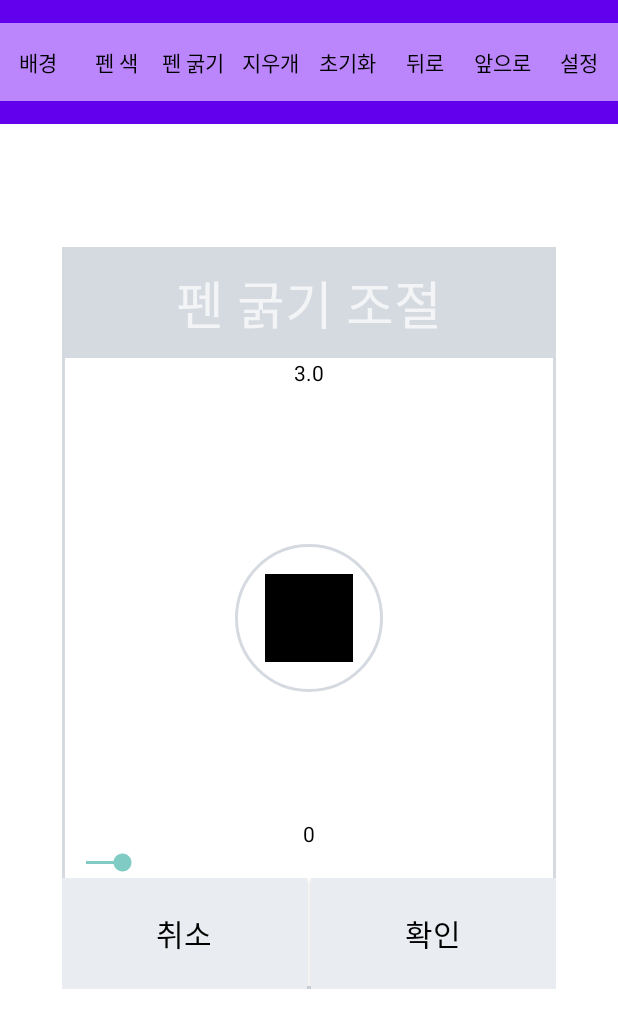
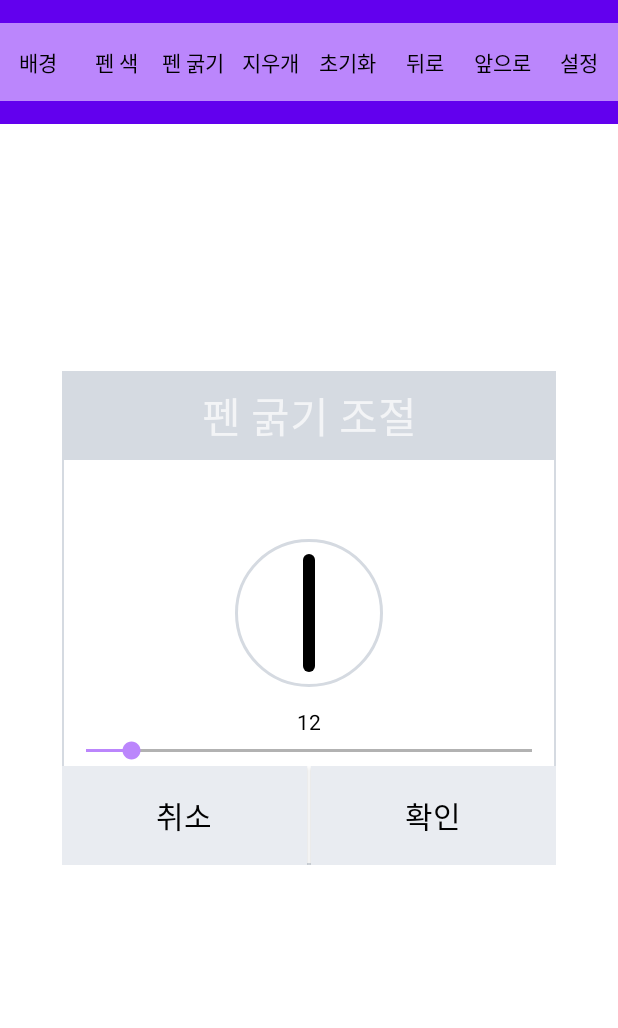
Before and after one commit to twaun95/Signature, an Android app: the screen it shows after launch (MainActivity), after a tap on "펜 굵기", on a phone screen of 412 x 824 dp. Shown: the top 1028 px of the screen. Run offline under Robolectric (Android 15) with nearby library versions, the phone set to English and light mode, and no system bars; our stand-ins replace data binding.

Commit message:
펜 굵기 조절 미리보기 커스텀 뷰

```diff
--- a/app/src/main/java/com/twaun95/signature/presentation/ui/main/MainActivityViewModel.kt
+++ b/app/src/main/java/com/twaun95/signature/presentation/ui/main/MainActivityViewModel.kt
@@ -5,5 +5,9 @@ import androidx.lifecycle.ViewModel
 
 class MainActivityViewModel : ViewModel() {
 
-    val hello by lazy { MutableLiveData("hello") }
+    val isErasingMode by lazy { MutableLiveData(false) }
+
+    fun toggleEraser() {
+        isErasingMode.value = isErasingMode.value == false
+    }
 }
--- a/app/src/main/java/com/twaun95/signature/presentation/utils/dialog/WidthPickerDialog.kt
+++ b/app/src/main/java/com/twaun95/signature/presentation/utils/dialog/WidthPickerDialog.kt
@@ -1,5 +1,6 @@
 package com.twaun95.signature.presentation.utils.dialog
 
+import android.content.res.ColorStateList
 import android.view.View
 import android.widget.SeekBar
 import androidx.fragment.app.FragmentManager
@@ -9,6 +10,7 @@ import com.twaun95.signature.presentation.extensions.setOnSingleClickListener
 
 class WidthPickerDialog(
     private val currentWidth: Float,
+    private val currentColor: Int,
     private var listener: WidthPickerListener
 ) : BaseDialog<FragmentDialogPenWidthBinding>(R.layout.fragment_dialog_pen_width){
 
@@ -21,7 +23,9 @@ class WidthPickerDialog(
     override fun initView() {
         super.initView()
 
-        binding.tvMessage.text = currentWidth.toString()
+        binding.seekBar.progress = currentWidth.toInt()
+        binding.preViewPen.initialize(currentWidth, currentColor)
+        binding.tvWidth.text = currentWidth.toInt().toString()
     }
 
     override fun setEvent() {
@@ -60,9 +64,10 @@ class WidthPickerDialog(
         fun show(
             fragmentManager: FragmentManager,
             currentWidth: Float,
+            currentColor: Int,
             listener: WidthPickerListener
         ) {
-            return WidthPickerDialog(currentWidth, listener)
+            return WidthPickerDialog(currentWidth, currentColor, listener)
                 .show(fragmentManager, TAG)
         }
     }
--- a/app/src/main/java/com/twaun95/signature/presentation/view/DrawingView.kt
+++ b/app/src/main/java/com/twaun95/signature/presentation/view/DrawingView.kt
@@ -17,15 +17,21 @@ class DrawingView : View {
     constructor (context: Context, attrs : AttributeSet?) : super(context, attrs)
     constructor (context: Context, attrs : AttributeSet?, defStyleAttr : Int) : super (context, attrs, defStyleAttr)
 
+    companion object {
+        const val DEFAULT_PEN_WIDTH = 12f
+        const val DEFAULT_ERASER_WIDTH = 14f
+        const val DEFAULT_PEN_COLOR = Color.BLACK
+        const val DEFAULT_BACKGROUND_COLOR = Color.WHITE
+    }
     private val drawingPaths = mutableListOf<Path>()
-    private val erasingPaths = mutableListOf<Path>()
 
     private lateinit var drawingCanvas: Canvas
     private lateinit var drawingBitmap: Bitmap
 
-    private var penColor = ResourcesCompat.getColor(resources, R.color.color_pen, null)
-    private var backgroundCanvasColor = ResourcesCompat.getColor(resources, R.color.white, null)
-    private var penStrokeWidth = 12f
+    private var penColor = DEFAULT_PEN_COLOR
+    private var backgroundCanvasColor = DEFAULT_BACKGROUND_COLOR
+    private var penStrokeWidth = DEFAULT_PEN_WIDTH
+    private var eraserWidth = DEFAULT_ERASER_WIDTH
 
     private var penPaint = Paint().apply {
         color = penColor
@@ -91,14 +97,16 @@ class DrawingView : View {
 
         if (::drawingBitmap.isInitialized) drawingBitmap.recycle()
 
-        backgroundCanvasColor = Color.WHITE
-        penPaint.color = Color.BLACK
+        backgroundCanvasColor = DEFAULT_BACKGROUND_COLOR
+        penPaint.apply {
+            color = DEFAULT_PEN_COLOR
+            strokeWidth = DEFAULT_PEN_WIDTH
+        }
+
         drawingBitmap = Bitmap.createBitmap(width, height, Bitmap.Config.ARGB_8888)
         drawingCanvas = Canvas(drawingBitmap)
         drawingCanvas.drawColor(backgroundCanvasColor)
         drawingPaths.clear()
-
-        erasingPaths.clear()
 
         invalidate()
     }
@@ -129,8 +137,6 @@ class DrawingView : View {
             drawingPaths.last().quadTo(currentX, currentY, (motionTouchEventX + currentX) / 2, (motionTouchEventY + currentY) / 2)
             currentX = motionTouchEventX
             currentY = motionTouchEventY
-
-//            drawingPaths.forEach { drawingCanvas.drawPath(it, penPaint) }
         }
 
         invalidate()
@@ -148,7 +154,8 @@ class DrawingView : View {
 
     fun changePenColor(penColor : Int) {
         Logger.d("changePenColor")
-        penPaint.color = penColor
+        this.penColor = penColor
+        penPaint.color = this.penColor
     }
 
     fun changeStrokeWidth(width: Float) {
@@ -157,14 +164,20 @@ class DrawingView : View {
         this.penPaint.strokeWidth = penStrokeWidth
     }
 
-    fun erasingMode() {
+    fun changeEraserStrokeWidth(width: Float) {
+        Logger.d("changeStrokeWidth")
+        eraserWidth = width
+        this.penPaint.strokeWidth = eraserWidth
+    }
+
+    fun erasingMode(isEraser: Boolean) {
         penPaint = Paint().apply {
-            color = backgroundCanvasColor
+            color = if (isEraser) backgroundCanvasColor else penColor
             isAntiAlias = true
             isDither = true
             style = Paint.Style.STROKE
             strokeJoin = Paint.Join.ROUND
-            strokeWidth = 40f
+            strokeWidth = if (isEraser) eraserWidth else penStrokeWidth
         }
     }
 
@@ -183,4 +196,12 @@ class DrawingView : View {
     fun getBitmap() : Bitmap{
         return drawingBitmap
     }
+
+    fun getPenWidth() : Float {
+        return penPaint.strokeWidth
+    }
+
+    fun getPenColor() : Int {
+        return penColor
+    }
 }
--- a/app/src/main/java/com/twaun95/signature/presentation/view/PenPreView.kt
+++ b/app/src/main/java/com/twaun95/signature/presentation/view/PenPreView.kt
@@ -1,12 +1,10 @@
 package com.twaun95.signature.presentation.view
 
 import android.content.Context
-import android.graphics.Canvas
-import android.graphics.Color
-import android.graphics.Paint
-import android.graphics.Rect
+import android.graphics.*
 import android.util.AttributeSet
 import android.view.View
+import kotlin.math.max
 
 class PenPreView : View {
     constructor(context: Context) : super(context)
@@ -17,29 +15,50 @@ class PenPreView : View {
         color = Color.BLACK
     }
 
-    private lateinit var rect : Rect
+    private var rect = RectF(0f,0f,0f,0f)
     private var viewHeight = 0
     private var viewWidth = 0
+    private var penWidth = 0
 
     override fun onSizeChanged(w: Int, h: Int, oldw: Int, oldh: Int) {
         super.onSizeChanged(w, h, oldw, oldh)
 
         viewHeight = h
         viewWidth = w
-        rect = Rect(0,0,w,h)
+
+//        rect = Rect().apply {
+//            left = w/2 - penWidth/2
+//            right = w/2 + penWidth/2
+//            top = 0
+//            bottom = h
+//        }
+        rect = RectF().apply {
+            left = (w/2 - penWidth/2).toFloat()
+            right = (w/2 + penWidth/2).toFloat()
+            top = 0f
+            bottom = h.toFloat()
+        }
     }
 
     override fun onDraw(canvas: Canvas) {
         super.onDraw(canvas)
-        canvas.drawRect(rect, paint)
+        canvas.drawRoundRect(rect, max(rect.width(), rect.height()), max(rect.width(), rect.height()), paint)
+//        canvas.drawLine(rect.left.toFloat(), rect.top.toFloat(), rect.right.toFloat(), rect.bottom.toFloat(), paint)
     }
 
     fun onWidthChanged(width: Int) {
-
         rect.apply {
-            left = viewWidth/2 - width/2
-            right = viewWidth/2 + width/2
+            left = (viewWidth/2 - width/2).toFloat()
+            right = (viewWidth/2 + width/2).toFloat()
         }
         invalidate()
     }
+
+
+    fun initialize(width: Float, color: Int) {
+        penWidth = width.toInt()
+        paint.color = color
+
+        invalidate()
+    }
 }
--- a/app/src/main/res/drawable/dialog_background.xml
+++ b/app/src/main/res/drawable/dialog_background.xml
@@ -2,6 +2,6 @@
 <shape xmlns:android="http://schemas.android.com/apk/res/android">
 
     <solid android:color="@color/mono1"/>
-    <stroke android:color="@color/mono4" android:width="2dp"/>
+    <stroke android:color="@color/mono4" android:width="1dp"/>
 
 </shape>
--- a/app/src/main/res/layout/fragment_dialog_pen_width.xml
+++ b/app/src/main/res/layout/fragment_dialog_pen_width.xml
@@ -36,14 +36,14 @@
                 android:layout_width="0dp"
                 android:layout_height="0dp"
                 android:orientation="horizontal"
-                app:layout_constraintGuide_percent=".2" />
+                app:layout_constraintGuide_percent=".3" />
 
             <androidx.constraintlayout.widget.Guideline
                 android:id="@+id/guideline_main_bottom"
                 android:layout_width="0dp"
                 android:layout_height="0dp"
                 android:orientation="horizontal"
-                app:layout_constraintGuide_percent=".8" />
+                app:layout_constraintGuide_percent=".7" />
 
             <androidx.constraintlayout.widget.ConstraintLayout
                 android:id="@+id/layout_main"
@@ -63,14 +63,14 @@
                     android:layout_width="0dp"
                     android:layout_height="0dp"
                     android:orientation="horizontal"
-                    app:layout_constraintGuide_percent="0.85" />
+                    app:layout_constraintGuide_percent="0.8" />
 
                 <androidx.constraintlayout.widget.Guideline
                     android:id="@+id/gl_top"
                     android:layout_width="0dp"
                     android:layout_height="0dp"
                     android:orientation="horizontal"
-                    app:layout_constraintGuide_percent="0.15" />
+                    app:layout_constraintGuide_percent="0.18" />
 
                 <androidx.constraintlayout.widget.ConstraintLayout
                     android:id="@+id/layout_top"
@@ -112,7 +112,7 @@
                     <androidx.constraintlayout.widget.ConstraintLayout
                         android:layout_width="0dp"
                         android:layout_height="0dp"
-                        android:padding="20dp"
+                        android:padding="10dp"
                         app:layout_constraintWidth_percent="0.3"
                         app:layout_constraintDimensionRatio="1"
                         android:background="@drawable/ring"
@@ -131,17 +131,6 @@
                     </androidx.constraintlayout.widget.ConstraintLayout>
 
                     <TextView
-                        android:id="@+id/tv_message"
-                        android:layout_width="wrap_content"
-                        android:layout_height="wrap_content"
-                        android:text="MESSAGE"
-                        android:textColor="@color/black"
-                        app:layout_constraintEnd_toEndOf="parent"
-                        app:layout_constraintHorizontal_bias="0.5"
-                        app:layout_constraintStart_toStartOf="parent"
-                        app:layout_constraintTop_toTopOf="parent" />
-
-                    <TextView
                         android:id="@+id/tv_width"
                         android:layout_width="wrap_content"
                         android:layout_height="wrap_content"
@@ -156,6 +145,9 @@
                         android:id="@+id/seekBar"
                         android:layout_width="match_parent"
                         android:layout_height="20dp"
+                        android:thumbTint="@color/primary"
+                        android:progressTint="@color/primary"
+                        android:progressBackgroundTint="@color/black"
                         android:max="100"
                         android:min="2"
                         android:progress="10"
```
Also changed, not shown: app/src/main/java/com/twaun95/signature/presentation/ui/main/MainActivity.kt (+13 -7 lines).
